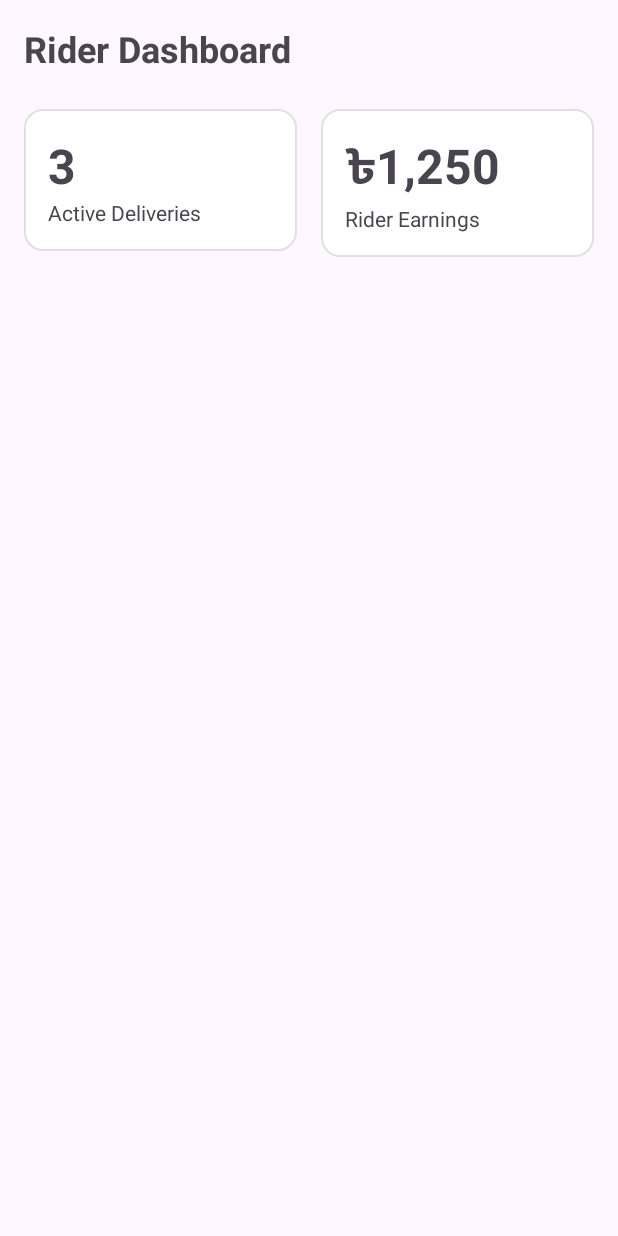
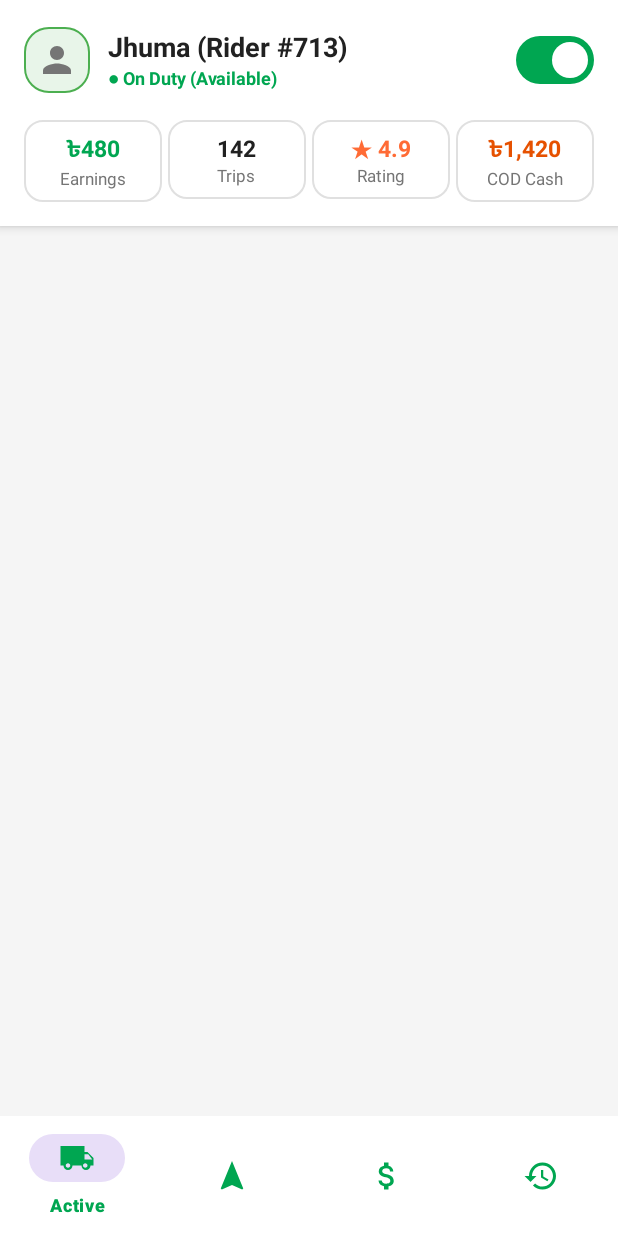
Before and after one commit to Naim-006/GetMediBD, an Android app: the layout activity_rider_dashboard.xml on its own in the app's theme, with its tools: preview values and no code run, on a phone screen of 412 x 824 dp. Run offline under Robolectric (Android 15) with nearby library versions, the phone set to English and light mode, and no system bars.

Commit message:
Add Rider dashboard layout and bottom navigation structure

```diff
--- a/app/src/main/res/layout/activity_rider_dashboard.xml
+++ b/app/src/main/res/layout/activity_rider_dashboard.xml
@@ -1,68 +1,206 @@
 <?xml version="1.0" encoding="utf-8"?>
 <LinearLayout xmlns:android="http://schemas.android.com/apk/res/android"
+    xmlns:app="http://schemas.android.com/apk/res-auto"
     android:layout_width="match_parent"
     android:layout_height="match_parent"
+    android:background="@color/background"
+    android:orientation="vertical">
+
+    <!-- Top App Bar & Profile Header -->
+    <LinearLayout
+        android:layout_width="match_parent"
+        android:layout_height="wrap_content"
+        android:background="@color/surface"
+        android:elevation="4dp"
         android:orientation="vertical"
         android:padding="16dp">
 
-    <TextView
-        android:layout_width="wrap_content"
-        android:layout_height="wrap_content"
-        android:text="@string/rider_dashboard"
-        android:textSize="24sp"
-        android:textStyle="bold"
-        android:layout_marginBottom="24dp" />
-
-    <!-- Stats Cards -->
         <LinearLayout
             android:layout_width="match_parent"
             android:layout_height="wrap_content"
-        android:orientation="horizontal"
-        android:layout_marginBottom="24dp">
+            android:gravity="center_vertical"
+            android:orientation="horizontal">
+
+            <ImageView
+                android:id="@+id/btn_profile"
+                android:layout_width="44dp"
+                android:layout_height="44dp"
+                android:background="@drawable/badge_verified"
+                android:contentDescription="Rider Profile"
+                android:padding="8dp"
+                android:src="@drawable/ic_profile" />
 
             <LinearLayout
                 android:layout_width="0dp"
                 android:layout_height="wrap_content"
+                android:layout_marginStart="12dp"
                 android:layout_weight="1"
-            android:orientation="vertical"
-            android:padding="16dp"
-            android:background="@drawable/card_background"
-            android:layout_marginEnd="8dp">
+                android:orientation="vertical">
 
                 <TextView
+                    android:id="@+id/tv_rider_name"
                     android:layout_width="wrap_content"
                     android:layout_height="wrap_content"
-                android:text="3"
-                android:textSize="32sp"
+                    android:text="Jhuma (Rider #713)"
+                    android:textColor="@color/text_primary"
+                    android:textSize="18sp"
+                    android:textStyle="bold" />
+
+                <TextView
+                    android:id="@+id/tv_duty_status_label"
+                    android:layout_width="wrap_content"
+                    android:layout_height="wrap_content"
+                    android:text="● On Duty (Available)"
+                    android:textColor="@color/primary"
+                    android:textSize="12sp"
+                    android:textStyle="bold" />
+            </LinearLayout>
+
+            <!-- Online / Offline Duty Switch -->
+            <com.google.android.material.materialswitch.MaterialSwitch
+                android:id="@+id/switch_duty_status"
+                android:layout_width="wrap_content"
+                android:layout_height="wrap_content"
+                android:checked="true" />
+        </LinearLayout>
+
+        <!-- Stats Overview Cards -->
+        <LinearLayout
+            android:layout_width="match_parent"
+            android:layout_height="wrap_content"
+            android:layout_marginTop="16dp"
+            android:orientation="horizontal"
+            android:weightSum="4">
+
+            <!-- Today's Earnings -->
+            <LinearLayout
+                android:layout_width="0dp"
+                android:layout_height="wrap_content"
+                android:layout_marginEnd="4dp"
+                android:layout_weight="1"
+                android:background="@drawable/card_background"
+                android:gravity="center"
+                android:orientation="vertical"
+                android:padding="8dp">
+
+                <TextView
+                    android:id="@+id/tv_stat_today_earnings"
+                    android:layout_width="wrap_content"
+                    android:layout_height="wrap_content"
+                    android:text="৳480"
+                    android:textColor="@color/primary"
+                    android:textSize="15sp"
                     android:textStyle="bold" />
 
                 <TextView
                     android:layout_width="wrap_content"
                     android:layout_height="wrap_content"
-                android:text="@string/active_deliveries" />
+                    android:text="Earnings"
+                    android:textColor="@color/text_secondary"
+                    android:textSize="11sp" />
             </LinearLayout>
 
+            <!-- Completed Trips -->
             <LinearLayout
                 android:layout_width="0dp"
                 android:layout_height="wrap_content"
+                android:layout_marginEnd="4dp"
                 android:layout_weight="1"
+                android:background="@drawable/card_background"
+                android:gravity="center"
                 android:orientation="vertical"
-            android:padding="16dp"
-            android:background="@drawable/card_background"
-            android:layout_marginStart="8dp">
+                android:padding="8dp">
 
                 <TextView
+                    android:id="@+id/tv_stat_trips"
                     android:layout_width="wrap_content"
                     android:layout_height="wrap_content"
-                android:text="৳1,250"
-                android:textSize="32sp"
+                    android:text="142"
+                    android:textColor="@color/text_primary"
+                    android:textSize="15sp"
                     android:textStyle="bold" />
 
                 <TextView
                     android:layout_width="wrap_content"
                     android:layout_height="wrap_content"
-                android:text="@string/rider_earnings" />
+                    android:text="Trips"
+                    android:textColor="@color/text_secondary"
+                    android:textSize="11sp" />
+            </LinearLayout>
+
+            <!-- Rating -->
+            <LinearLayout
+                android:layout_width="0dp"
+                android:layout_height="wrap_content"
+                android:layout_marginEnd="4dp"
+                android:layout_weight="1"
+                android:background="@drawable/card_background"
+                android:gravity="center"
+                android:orientation="vertical"
+                android:padding="8dp">
+
+                <TextView
+                    android:id="@+id/tv_stat_rating"
+                    android:layout_width="wrap_content"
+                    android:layout_height="wrap_content"
+                    android:text="★ 4.9"
+                    android:textColor="@color/accent"
+                    android:textSize="15sp"
+                    android:textStyle="bold" />
+
+                <TextView
+                    android:layout_width="wrap_content"
+                    android:layout_height="wrap_content"
+                    android:text="Rating"
+                    android:textColor="@color/text_secondary"
+                    android:textSize="11sp" />
+            </LinearLayout>
+
+            <!-- COD Cash -->
+            <LinearLayout
+                android:layout_width="0dp"
+                android:layout_height="wrap_content"
+                android:layout_weight="1"
+                android:background="@drawable/card_background"
+                android:gravity="center"
+                android:orientation="vertical"
+                android:padding="8dp">
+
+                <TextView
+                    android:id="@+id/tv_stat_cod"
+                    android:layout_width="wrap_content"
+                    android:layout_height="wrap_content"
+                    android:text="৳1,420"
+                    android:textColor="#E65100"
+                    android:textSize="15sp"
+                    android:textStyle="bold" />
+
+                <TextView
+                    android:layout_width="wrap_content"
+                    android:layout_height="wrap_content"
+                    android:text="COD Cash"
+                    android:textColor="@color/text_secondary"
+                    android:textSize="11sp" />
+            </LinearLayout>
         </LinearLayout>
     </LinearLayout>
 
+    <!-- Main Content Frame for Fragments -->
+    <FrameLayout
+        android:id="@+id/rider_fragment_container"
+        android:layout_width="match_parent"
+        android:layout_height="0dp"
+        android:layout_weight="1" />
+
+    <!-- Bottom Navigation Bar -->
+    <com.google.android.material.bottomnavigation.BottomNavigationView
+        android:id="@+id/rider_bottom_navigation"
+        android:layout_width="match_parent"
+        android:layout_height="wrap_content"
+        android:background="@color/surface"
+        android:elevation="8dp"
+        app:itemIconTint="@color/primary"
+        app:itemTextColor="@color/primary"
+        app:menu="@menu/rider_bottom_nav_menu" />
+
 </LinearLayout>
--- /dev/null
+++ b/app/src/main/res/menu/rider_bottom_nav_menu.xml
@@ -0,0 +1,19 @@
+<?xml version="1.0" encoding="utf-8"?>
+<menu xmlns:android="http://schemas.android.com/apk/res/android">
+    <item
+        android:id="@+id/nav_active_delivery"
+        android:icon="@drawable/ic_delivery"
+        android:title="Active" />
+    <item
+        android:id="@+id/nav_requests"
+        android:icon="@drawable/ic_navigation"
+        android:title="Requests" />
+    <item
+        android:id="@+id/nav_earnings"
+        android:icon="@drawable/ic_earnings"
+        android:title="Earnings" />
+    <item
+        android:id="@+id/nav_history"
+        android:icon="@drawable/ic_history"
+        android:title="History" />
+</menu>
```
Lines whose indentation alone changed are shown as unchanged.
